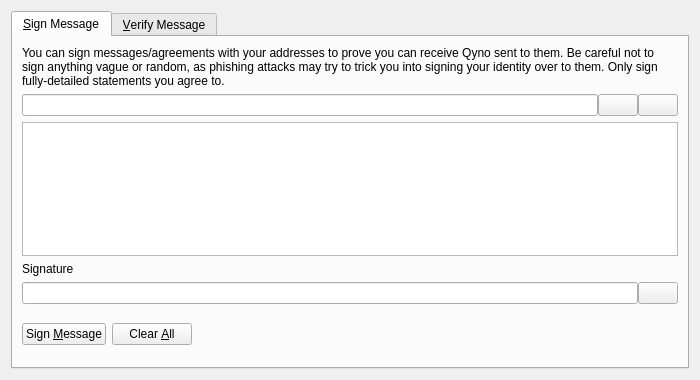
First picture: the form in src/qt/forms/signverifymessagedialog.ui, repository qyno/qynocoin, before the edit.
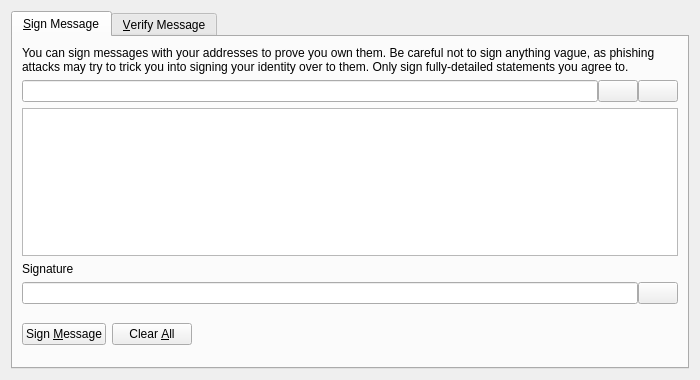
Second picture: the form after the edit. Icons and pictures are not drawn. Custom widgets are drawn as their Qt base class.

```diff
--- a/src/qt/forms/signverifymessagedialog.ui
+++ b/src/qt/forms/signverifymessagedialog.ui
@@ -30,7 +30,7 @@
        <item>
         <widget class="QLabel" name="infoLabel_SM">
          <property name="text">
-          <string>You can sign messages/agreements with your addresses to prove you can receive Qyno sent to them. Be careful not to sign anything vague or random, as phishing attacks may try to trick you into signing your identity over to them. Only sign fully-detailed statements you agree to.</string>
+          <string>You can sign messages with your addresses to prove you own them. Be careful not to sign anything vague, as phishing attacks may try to trick you into signing your identity over to them. Only sign fully-detailed statements you agree to.</string>
          </property>
          <property name="textFormat">
           <enum>Qt::PlainText</enum>
```
Left out of the diff: 34 changed lines with no effect on the pictures.
